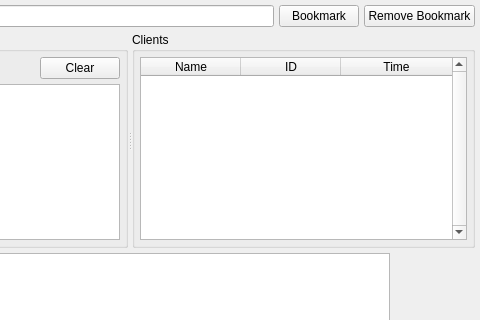
Qt form UI/buzzpage.ui (xloem/spot-on-svn) before a commit; both pictures show x 220 to 700 and y 0 to 320 of the 700 by 450 pixel window.
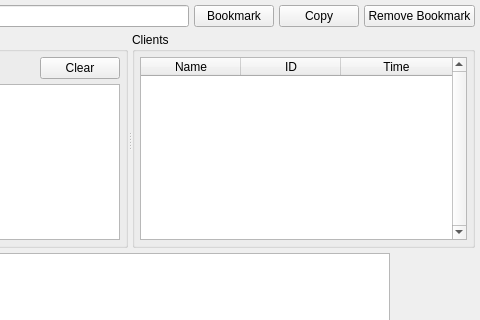
The same form after that commit. Custom widgets are drawn as their Qt base class.

Commit message: Copy feature in Buzz.

Patch:
```diff
--- a/UI/buzzpage.ui
+++ b/UI/buzzpage.ui
@@ -46,6 +46,13 @@
        </property>
       </widget>
      </item>
+     <item>
+      <widget class="QPushButton" name="copy">
+       <property name="text">
+        <string>Copy</string>
+       </property>
+      </widget>
+     </item>
      <item>
       <widget class="QPushButton" name="remove">
        <property name="text">
```
Left out of the diff: 5 changed lines with no effect on the pictures. The commit also changes 3 other files.
